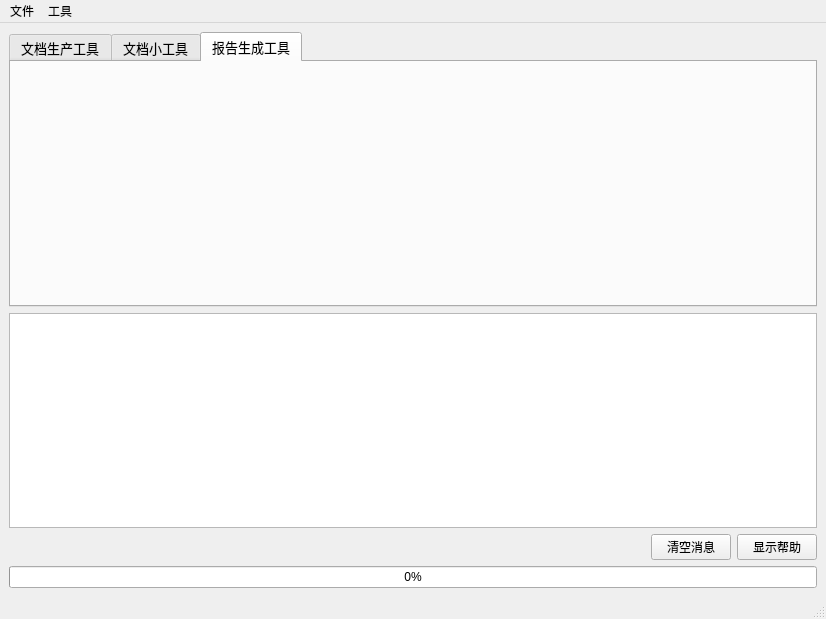
Qt form GUI.ui (ks3356143/newToolforTest) before a commit.
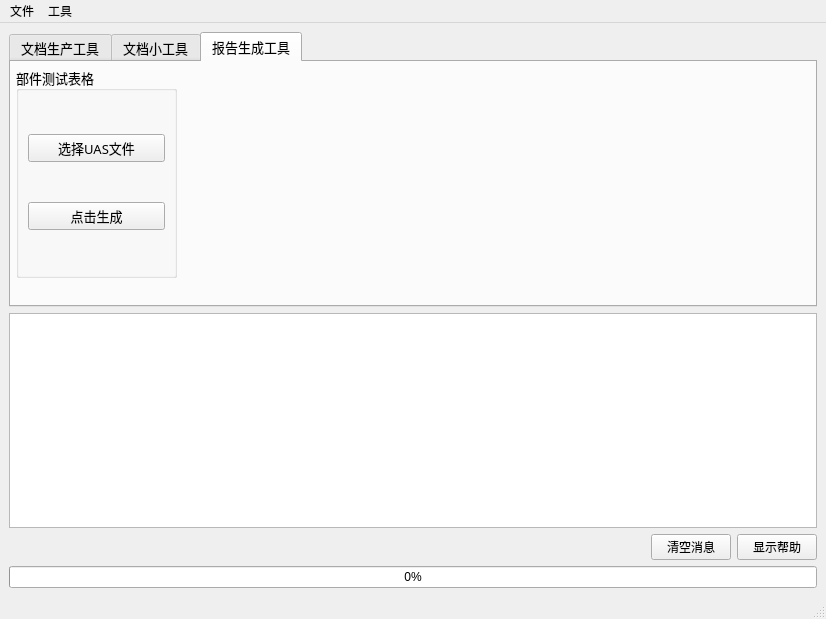
The same form after that commit.

Commit message: 增加部件测试提取调用函数

What changed in the file:
```diff
--- a/GUI.ui
+++ b/GUI.ui
@@ -511,6 +511,35 @@
          <attribute name="title">
           <string>报告生成工具</string>
          </attribute>
+         <widget class="QGroupBox" name="groupBox_10">
+          <property name="geometry">
+           <rect>
+            <x>5</x>
+            <y>5</y>
+            <width>161</width>
+            <height>211</height>
+           </rect>
+          </property>
+          <property name="title">
+           <string>部件测试表格</string>
+          </property>
+          <layout class="QVBoxLayout" name="verticalLayout_19">
+           <item>
+            <widget class="QPushButton" name="pushButton_27">
+             <property name="text">
+              <string>选择UAS文件</string>
+             </property>
+            </widget>
+           </item>
+           <item>
+            <widget class="QPushButton" name="pushButton_28">
+             <property name="text">
+              <string>点击生成</string>
+             </property>
+            </widget>
+           </item>
+          </layout>
+         </widget>
         </widget>
        </widget>
       </item>
```
The commit also changes 12 other files.
